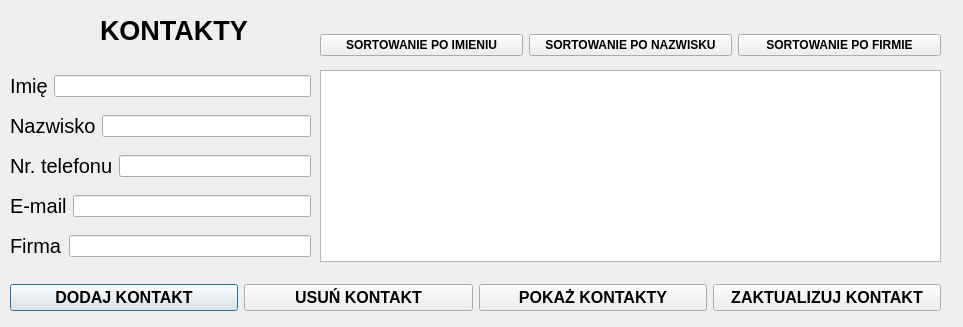
Qt form Organizator_SQL/contacts.ui (DominikZycinski/Organizer_Qt) before a commit.
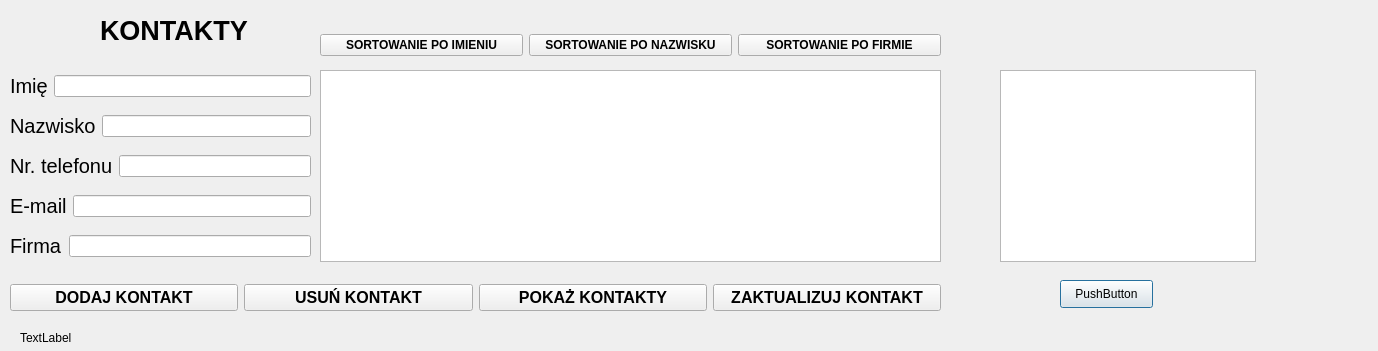
The same form after that commit.

Diff of the .ui file:
```diff
--- a/Organizator_SQL/contacts.ui
+++ b/Organizator_SQL/contacts.ui
@@ -6,8 +6,8 @@
    <rect>
     <x>0</x>
     <y>0</y>
-    <width>963</width>
-    <height>327</height>
+    <width>1378</width>
+    <height>351</height>
    </rect>
   </property>
   <property name="windowTitle">
@@ -217,6 +217,29 @@
     <number>0</number>
    </attribute>
   </widget>
+  <widget class="QListView" name="listView">
+   <property name="geometry">
+    <rect>
+     <x>1000</x>
+     <y>70</y>
+     <width>256</width>
+     <height>192</height>
+    </rect>
+   </property>
+  </widget>
+  <widget class="QPushButton" name="pb_load_listview">
+   <property name="geometry">
+    <rect>
+     <x>1060</x>
+     <y>280</y>
+     <width>93</width>
+     <height>28</height>
+    </rect>
+   </property>
+   <property name="text">
+    <string>PushButton</string>
+   </property>
+  </widget>
   <widget class="QWidget" name="">
    <property name="geometry">
     <rect>
```
